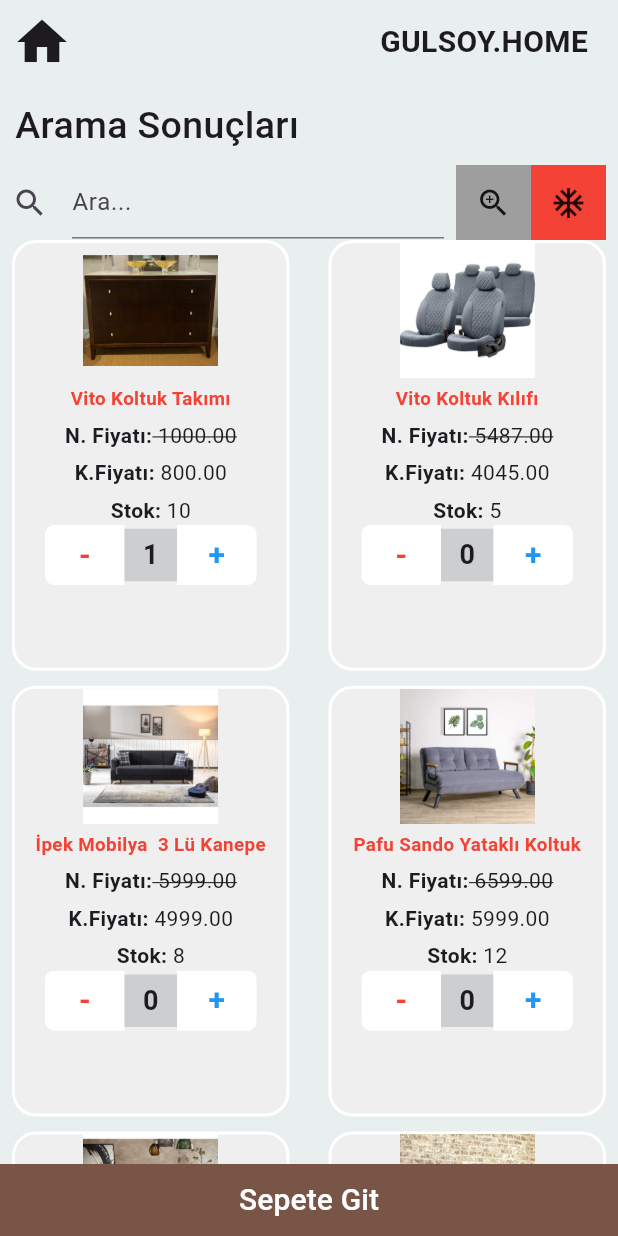
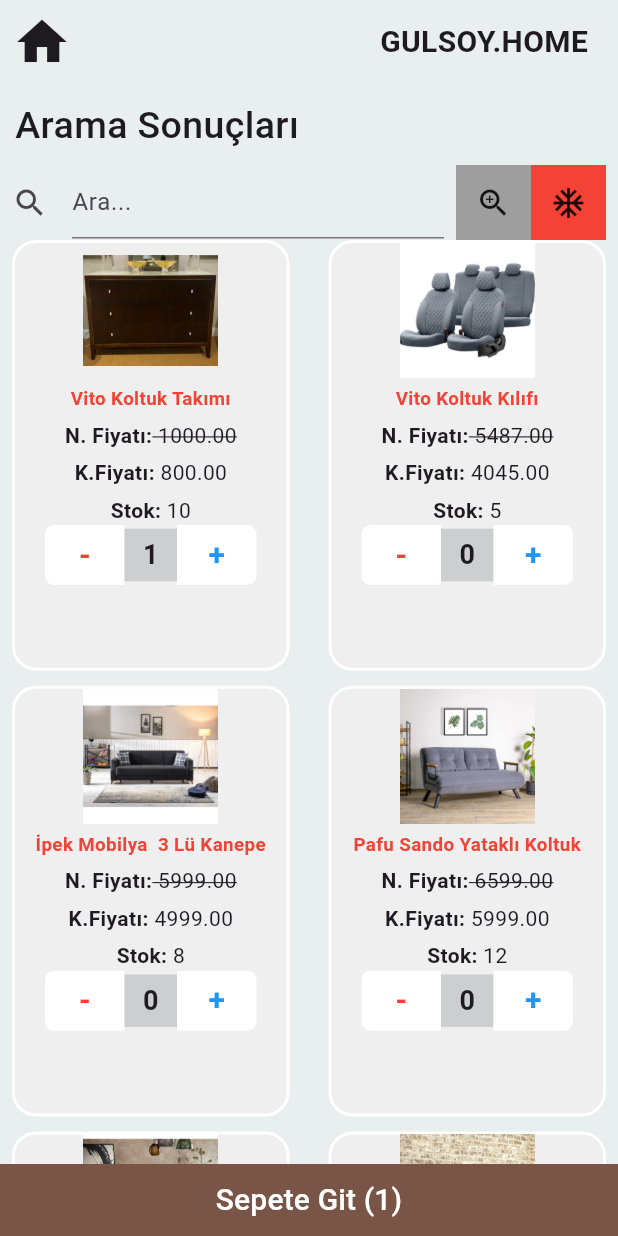
Before and after one commit to oguzcoll/flutter-ecommerce, a Flutter app: the screen it shows after launch, after a tap on an icon or button, on a phone screen of 412 x 824 dp. Run offline on Flutter 3.47's test engine with Material 2 defaults, Android fonts, the light colour scheme and no system bars.

Commit message:
Added the ability to update the number of products in the products widget according to the changes in the number of products in cart_item

```diff
--- a/lib/main.dart
+++ b/lib/main.dart
@@ -1,8 +1,15 @@
 import 'package:flutter/material.dart';
 import 'package:hepsiorda/pages/main_page.dart';
+import 'package:hepsiorda/provider/cart_provider.dart';
+import 'package:provider/provider.dart';
 
 void main() {
-  runApp(const MyApp());
+  runApp(
+    ChangeNotifierProvider(
+      create: (_) => CartProvider(), // Create an instance of CartProvider
+      child: const MyApp(),
+    ),
+  );
 }
 
 class MyApp extends StatelessWidget {
--- a/lib/pages/main_page.dart
+++ b/lib/pages/main_page.dart
@@ -1,8 +1,10 @@
 import 'package:flutter/material.dart';
+import 'package:provider/provider.dart';
 import 'package:hepsiorda/models/product.dart';
 import 'package:hepsiorda/pages/cart_page.dart';
 import 'package:hepsiorda/utils/json_helper.dart';
 
+import '../provider/cart_provider.dart';
 import '../widgets/products.dart';
 
 class MainPage extends StatefulWidget {
@@ -15,25 +17,6 @@ class MainPage extends StatefulWidget {
 }
 
 class _MainPageState extends State<MainPage> {
-  List<Product> cartItems = [];
-
-  addToCart(Product product) {
-    final index = cartItems.indexWhere((item) => item.name == product.name);
-    if (index != -1) {
-      cartItems[index].count++;
-    } else {
-      final clonedProduct = Product(
-        name: product.name,
-        image: product.image,
-        normalPrice: product.normalPrice,
-        discountedPrice: product.discountedPrice,
-        stock: product.stock,
-        count: 1, // Set count to 1 for a new product.
-      );
-      cartItems.add(clonedProduct);
-    }
-  }
-
   @override
   Widget build(BuildContext context) {
     return Scaffold(
@@ -117,6 +100,8 @@ class _MainPageState extends State<MainPage> {
                       'Veriler yüklenirken bir hata oluştu: ${snapshot.error}');
                 } else {
                   final List<Product>? products = snapshot.data;
+                  return Consumer<CartProvider>(
+                      builder: (context, cartProvider, child) {
                     return GridView.builder(
                       gridDelegate:
                           const SliverGridDelegateWithFixedCrossAxisCount(
@@ -128,21 +113,34 @@ class _MainPageState extends State<MainPage> {
                       itemCount: products?.length ?? 0,
                       itemBuilder: (context, index) {
                         final product = products![index];
+                        final cartItem = cartProvider.cartItems.firstWhere(
+                          (item) => item.name == product.name,
+                          orElse: () => product,
+                        );
                         return Padding(
                           padding: const EdgeInsets.symmetric(horizontal: 8),
                           child: Products(
                             key: Key(product.name),
-                          product: product,
-                          addToCart: () => addToCart(product),
+                            product: cartItem,
+                            addToCart: () {
+                              // Use the CartProvider to add items to the cart
+                              Provider.of<CartProvider>(context, listen: false)
+                                  .addToCart(product);
+                            },
+                            cartItemCount:
+                                cartItem.count, // Pass the cart item count
                           ),
                         );
                       },
                     );
+                  });
                 }
               },
             ),
           ),
-          Container(
+          Consumer<CartProvider>(
+            builder: (context, cartProvider, child) {
+              return Container(
                 color: Colors.brown,
                 width: double.infinity,
                 child: TextButton(
@@ -150,19 +148,23 @@ class _MainPageState extends State<MainPage> {
                     Navigator.of(context).push(
                       MaterialPageRoute(
                         builder: (ctx) => CartPage(
-                      cartItems: cartItems,
-                    ),
+                            cartItems: cartProvider.cartItems,
+                            updateCartItem: (Product product, int newCount) {
+                              cartProvider.updateCartItem(product, newCount);
+                            }),
                       ),
                     );
                   },
-              child: const Text(
-                "Sepete Git",
-                style: TextStyle(
+                  child: Text(
+                    "Sepete Git (${cartProvider.cartItems.length})",
+                    style: const TextStyle(
                       fontSize: 20,
                       color: Colors.white,
                     ),
                   ),
                 ),
+              );
+            },
           ),
         ],
       ),
--- /dev/null
+++ b/lib/provider/cart_provider.dart
@@ -0,0 +1,32 @@
+import 'package:flutter/material.dart';
+import 'package:hepsiorda/models/product.dart';
+
+class CartProvider extends ChangeNotifier {
+  List<Product> cartItems = [];
+
+  void addToCart(Product product) {
+    final index = cartItems.indexWhere((item) => item.name == product.name);
+    if (index != -1) {
+      cartItems[index].count++;
+    } else {
+      final clonedProduct = Product(
+        name: product.name,
+        image: product.image,
+        normalPrice: product.normalPrice,
+        discountedPrice: product.discountedPrice,
+        stock: product.stock,
+        count: 1,
+      );
+      cartItems.add(clonedProduct);
+    }
+    notifyListeners(); // Notify listeners when the cart is updated.
+  }
+
+  void updateCartItem(Product product, int newCount) {
+    final index = cartItems.indexWhere((item) => item.name == product.name);
+    if (index != -1) {
+      cartItems[index].count = newCount;
+      notifyListeners(); // Notify listeners when the cart item count is updated.
+    }
+  }
+}
--- a/lib/widgets/Products.dart
+++ b/lib/widgets/Products.dart
@@ -1,13 +1,20 @@
 import 'package:flutter/material.dart';
 import 'package:hepsiorda/models/product.dart';
+import 'package:hepsiorda/provider/cart_provider.dart';
+import 'package:provider/provider.dart';
 
 class Products extends StatefulWidget {
   final Product product;
   final Function() addToCart;
   final Key key;
+  final int cartItemCount; // Add this parameter
 
-  const Products(
-      {required this.key, required this.product, required this.addToCart});
+  const Products({
+    required this.key,
+    required this.product,
+    required this.addToCart,
+    required this.cartItemCount, // Add this parameter
+  });
 
   @override
   State<Products> createState() => _ProductsState();
@@ -17,14 +24,12 @@ class _ProductsState extends State<Products> {
   @override
   Widget build(BuildContext context) {
     void increaseCount() {
-      if (widget.product.count < widget.product.stock) {
-        setState(() {
-          widget.product.count++;
-        });
-        widget.addToCart();
+      if (widget.cartItemCount < widget.product.stock) {
+        widget.addToCart(); // Call addToCart directly
       }
     }
 
+    return Consumer<CartProvider>(builder: (context, cartProvider, child) {
       return Container(
         key: widget.key,
         decoration: BoxDecoration(
@@ -183,5 +188,6 @@ class _ProductsState extends State<Products> {
           ],
         ),
       );
+    });
   }
 }
```
Also changed, not shown: lib/pages/cart_page.dart (+22 -3 lines), lib/widgets/cart_item.dart (+18 -2 lines). Lines whose indentation alone changed are shown as unchanged.
